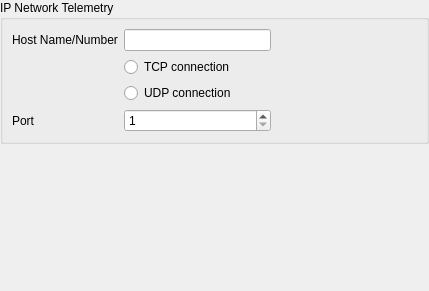
The window that ground/openpilotgcs/src/plugins/ipconnection/ipconnectionoptionspage.ui (openpilot/OpenPilot) describes before a commit, drawn with Qt 5.
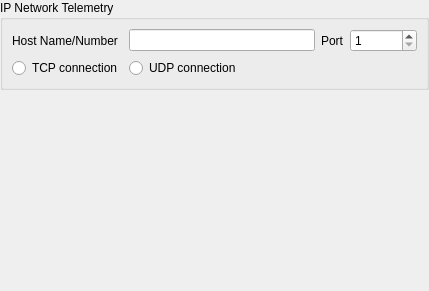
The same window after the commit.

```diff
--- a/ground/openpilotgcs/src/plugins/ipconnection/ipconnectionoptionspage.ui
+++ b/ground/openpilotgcs/src/plugins/ipconnection/ipconnectionoptionspage.ui
@@ -53,51 +53,24 @@
           <string>IP Network Telemetry</string>
          </property>
          <layout class="QGridLayout" name="gridLayout_2">
-          <item row="0" column="0">
+          <item row="1" column="0">
            <widget class="QLabel" name="label_2">
             <property name="text">
              <string>Host Name/Number</string>
             </property>
            </widget>
           </item>
-          <item row="0" column="1">
-           <widget class="QLineEdit" name="HostName"/>
-          </item>
-          <item row="0" column="2">
-           <spacer name="horizontalSpacer">
-            <property name="orientation">
-             <enum>Qt::Horizontal</enum>
-            </property>
-            <property name="sizeHint" stdset="0">
-             <size>
-              <width>40</width>
-              <height>20</height>
-             </size>
-            </property>
-           </spacer>
-          </item>
           <item row="1" column="1">
-           <widget class="QRadioButton" name="UseTCP">
-            <property name="text">
-             <string>TCP connection</string>
-            </property>
-           </widget>
+           <widget class="QLineEdit" name="HostName"/>
           </item>
-          <item row="2" column="1">
-           <widget class="QRadioButton" name="UseUDP">
-            <property name="text">
-             <string>UDP connection</string>
-            </property>
-           </widget>
-          </item>
-          <item row="3" column="0">
+          <item row="1" column="2">
            <widget class="QLabel" name="label_3">
             <property name="text">
              <string>Port</string>
             </property>
            </widget>
           </item>
-          <item row="3" column="1">
+          <item row="1" column="3">
            <widget class="QSpinBox" name="Port">
             <property name="minimum">
              <number>1</number>
@@ -107,6 +80,20 @@
             </property>
            </widget>
           </item>
+          <item row="2" column="0">
+           <widget class="QRadioButton" name="UseTCP">
+            <property name="text">
+             <string>TCP connection</string>
+            </property>
+           </widget>
+          </item>
+          <item row="2" column="1">
+           <widget class="QRadioButton" name="UseUDP">
+            <property name="text">
+             <string>UDP connection</string>
+            </property>
+           </widget>
+          </item>
          </layout>
         </widget>
        </item>
```
